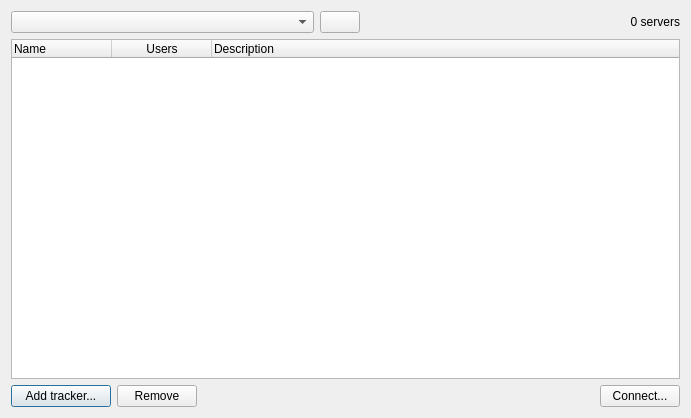
The window that src/dialogtrackers.ui (tjohnman/Obsession) describes before a commit, drawn with Qt 5.
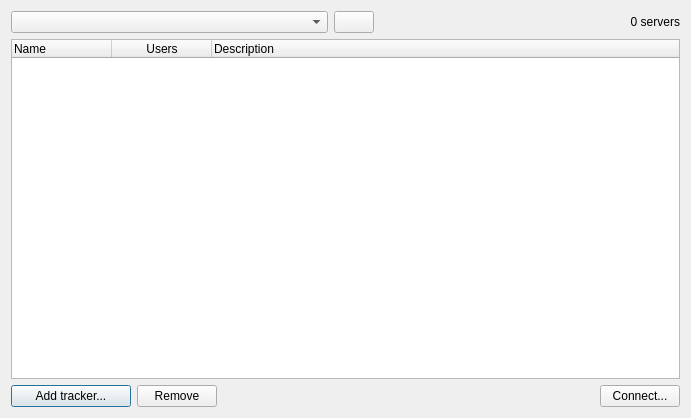
The same window after the commit. Icons and pictures are not drawn.

Commit message:
Fix truncated 'Add tracker...' button text
Increased minimum button width from 100px to 120px to prevent
text truncation in the Trackers dialog.

The edit to the form file:
```diff
--- a/src/dialogtrackers.ui
+++ b/src/dialogtrackers.ui
@@ -90,7 +90,7 @@
     <widget class="QPushButton" name="pushButton">
      <property name="minimumSize">
       <size>
-       <width>100</width>
+       <width>120</width>
        <height>0</height>
       </size>
      </property>
```
